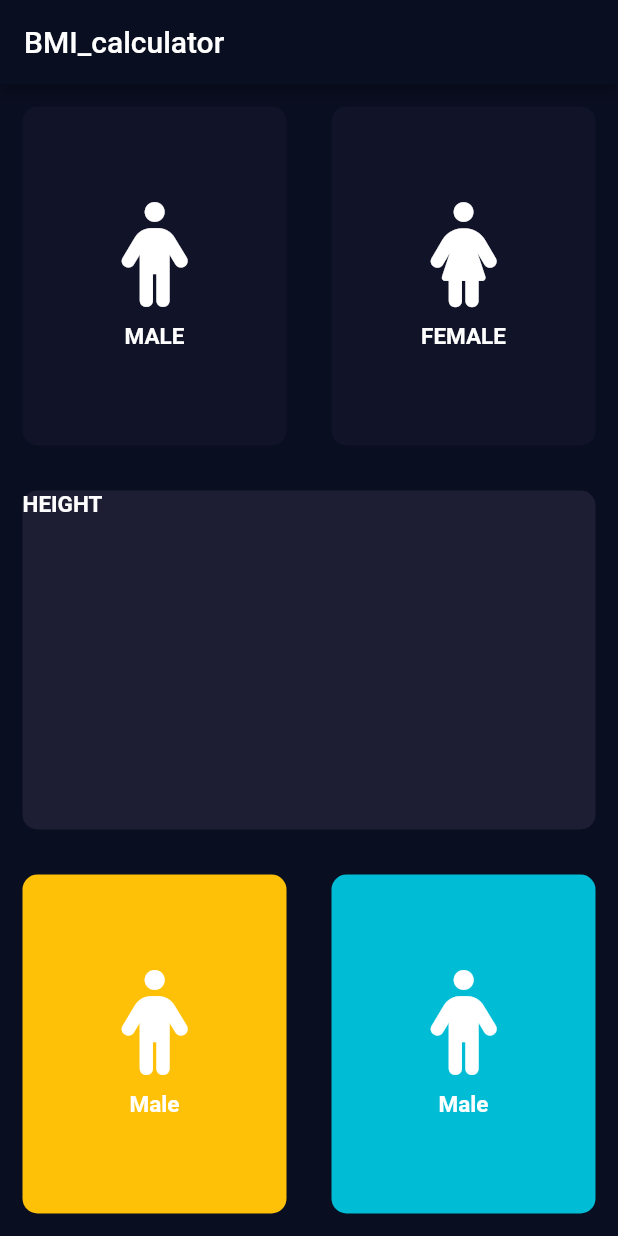
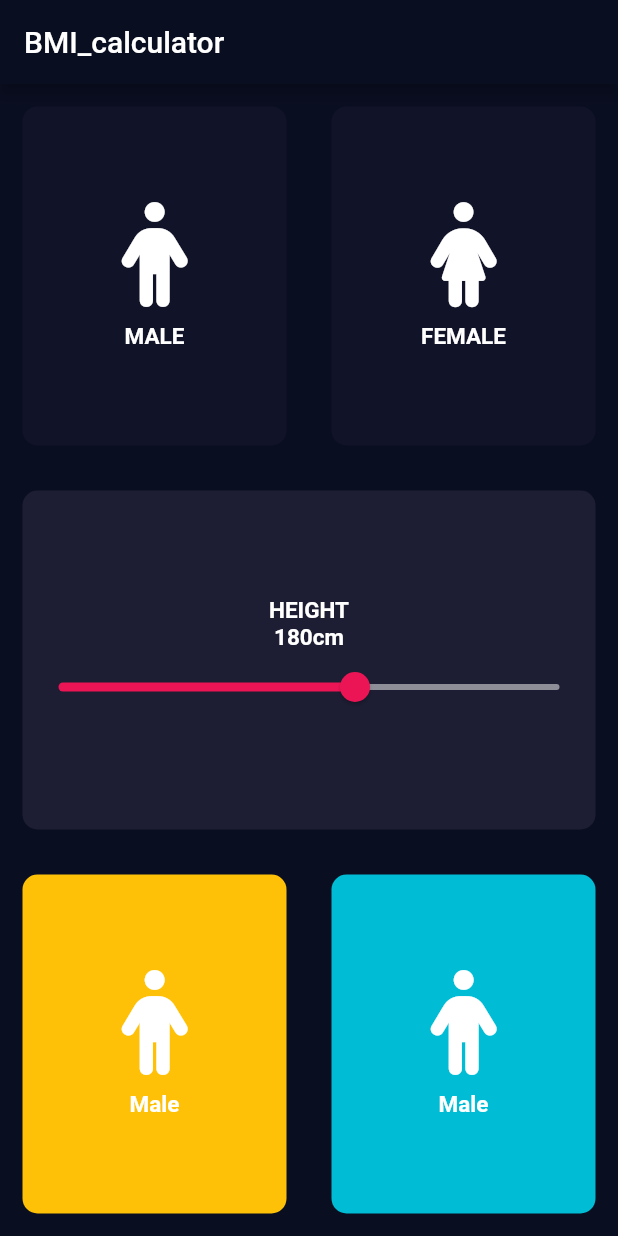
Before and after one commit to zeeshi045/Flutter-Projects, a Flutter app: the screen it shows after launch, on a phone screen of 412 x 824 dp. Run offline on Flutter 3.47's test engine with Material 2 defaults, Android fonts, the phone set to English and light mode, and no system bars; our stand-ins replace animated_background, assets_audio_player, auto_size_text, font_awesome_flutter, get, rflutter_alert.

Commit message:
update
slider add plus setting

```diff
--- a/BMI_calculator/lib/input_page.dart
+++ b/BMI_calculator/lib/input_page.dart
@@ -16,6 +16,7 @@ class InputPage extends StatefulWidget {
 
 class _InputPageState extends State<InputPage> {
   Gender? selectgen;
+  int slider=180;
   @override
   Widget build(BuildContext context) {
     return Scaffold(
@@ -62,9 +63,31 @@ class _InputPageState extends State<InputPage> {
             },
             colors:Color(0xFF1D1E33),
             card: Column(crossAxisAlignment: CrossAxisAlignment.stretch,
+    mainAxisAlignment: MainAxisAlignment.center,
     children: [
-      Text('HEIGHT',
-      style: kstyle,),
+      Center(
+        child: Text('HEIGHT',
+        style: kstyle,),
+      ),
+      Row(
+        mainAxisAlignment: MainAxisAlignment.center,
+        children: [
+          Text(slider.toString(),style: kstyle,),
+          Text('cm',style: kstyle,),
+        ],
+      ),
+      Slider(value: slider.toDouble(),
+          min: 122,
+          max:220,
+          activeColor: Color(0xFFeb1555),
+          inactiveColor: Color(0xFF8d8e98),
+          onChanged:(double newValue){
+        setState(() {
+          slider=newValue.round();
+
+        });
+          },
+      ),
     ],
     ),
           ),
```
